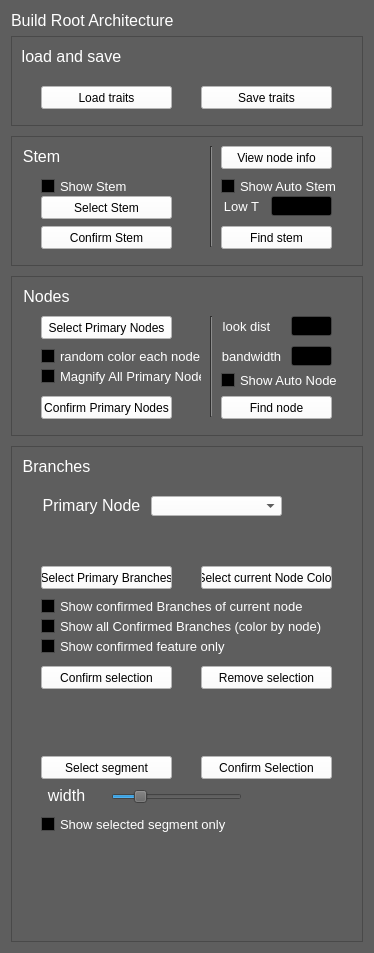
The window that TraitsTabWidget.ui (Evannly/PlantRootsRelease) describes before a commit, drawn with Qt 5.
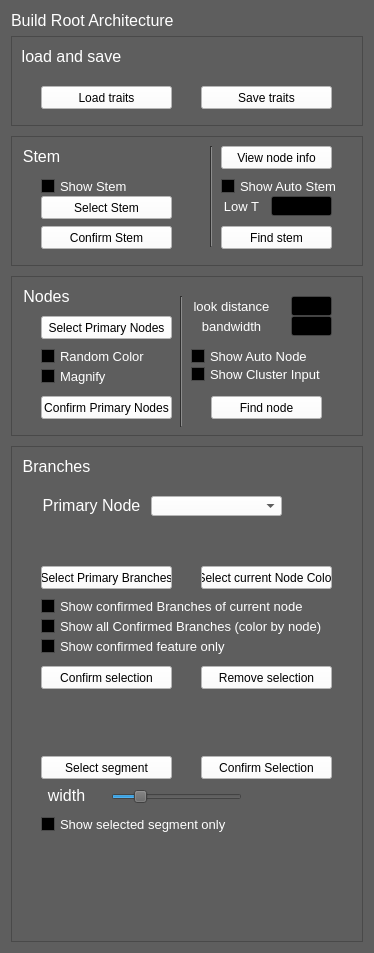
The same window after the commit.

Commit message: Added view cluster input

```diff
--- a/TraitsTabWidget.ui
+++ b/TraitsTabWidget.ui
@@ -3957,7 +3957,7 @@
            </font>
           </property>
           <property name="text">
-           <string>Magnify All Primary Nodes</string>
+           <string>Magnify</string>
           </property>
           <property name="checked">
            <bool>false</bool>
@@ -4421,7 +4421,7 @@
            </font>
           </property>
           <property name="text">
-           <string>random color each node</string>
+           <string>Random Color</string>
           </property>
           <property name="checked">
            <bool>false</bool>
@@ -4431,7 +4431,7 @@
           <property name="geometry">
            <rect>
             <x>280</x>
-            <y>40</y>
+            <y>20</y>
             <width>41</width>
             <height>20</height>
            </rect>
@@ -4480,9 +4480,9 @@
          <widget class="QLabel" name="DisplayOptions_7">
           <property name="geometry">
            <rect>
-            <x>205</x>
-            <y>40</y>
-            <width>61</width>
+            <x>180</x>
+            <y>20</y>
+            <width>81</width>
             <height>20</height>
            </rect>
           </property>
@@ -4498,7 +4498,7 @@
            </font>
           </property>
           <property name="text">
-           <string>look dist</string>
+           <string>look distance</string>
           </property>
           <property name="alignment">
            <set>Qt::AlignCenter</set>
@@ -4507,7 +4507,7 @@
          <widget class="QPushButton" name="FindPrimaryNodesButton">
           <property name="geometry">
            <rect>
-            <x>210</x>
+            <x>200</x>
             <y>120</y>
             <width>111</width>
             <height>23</height>
@@ -4944,10 +4944,10 @@
          <widget class="Line" name="line">
           <property name="geometry">
            <rect>
-            <x>190</x>
-            <y>40</y>
+            <x>160</x>
+            <y>20</y>
             <width>20</width>
-            <height>101</height>
+            <height>131</height>
            </rect>
           </property>
           <property name="orientation">
@@ -4957,9 +4957,9 @@
          <widget class="QLabel" name="DisplayOptions_8">
           <property name="geometry">
            <rect>
-            <x>210</x>
-            <y>70</y>
-            <width>61</width>
+            <x>180</x>
+            <y>40</y>
+            <width>81</width>
             <height>20</height>
            </rect>
           </property>
@@ -4985,7 +4985,7 @@
           <property name="geometry">
            <rect>
             <x>280</x>
-            <y>70</y>
+            <y>40</y>
             <width>41</width>
             <height>20</height>
            </rect>
@@ -5034,8 +5034,8 @@
          <widget class="QCheckBox" name="showNodeSuggestionCheck">
           <property name="geometry">
            <rect>
-            <x>210</x>
-            <y>94</y>
+            <x>180</x>
+            <y>70</y>
             <width>150</width>
             <height>20</height>
            </rect>
@@ -5058,6 +5058,30 @@
            <bool>false</bool>
           </property>
          </widget>
+         <widget class="QCheckBox" name="showClusterInputCheck">
+          <property name="geometry">
+           <rect>
+            <x>180</x>
+            <y>90</y>
+            <width>161</width>
+            <height>17</height>
+           </rect>
+          </property>
+          <property name="minimumSize">
+           <size>
+            <width>150</width>
+            <height>0</height>
+           </size>
+          </property>
+          <property name="font">
+           <font>
+            <pointsize>10</pointsize>
+           </font>
+          </property>
+          <property name="text">
+           <string>Show Cluster Input</string>
+          </property>
+         </widget>
         </widget>
        </item>
       </layout>
```
The commit also changes 4 other files.
